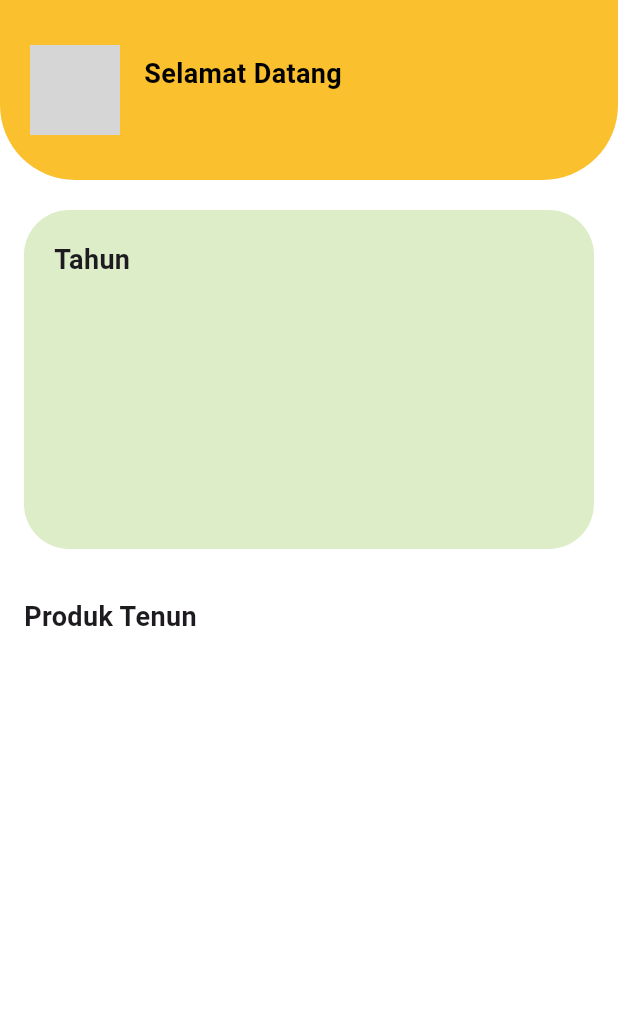
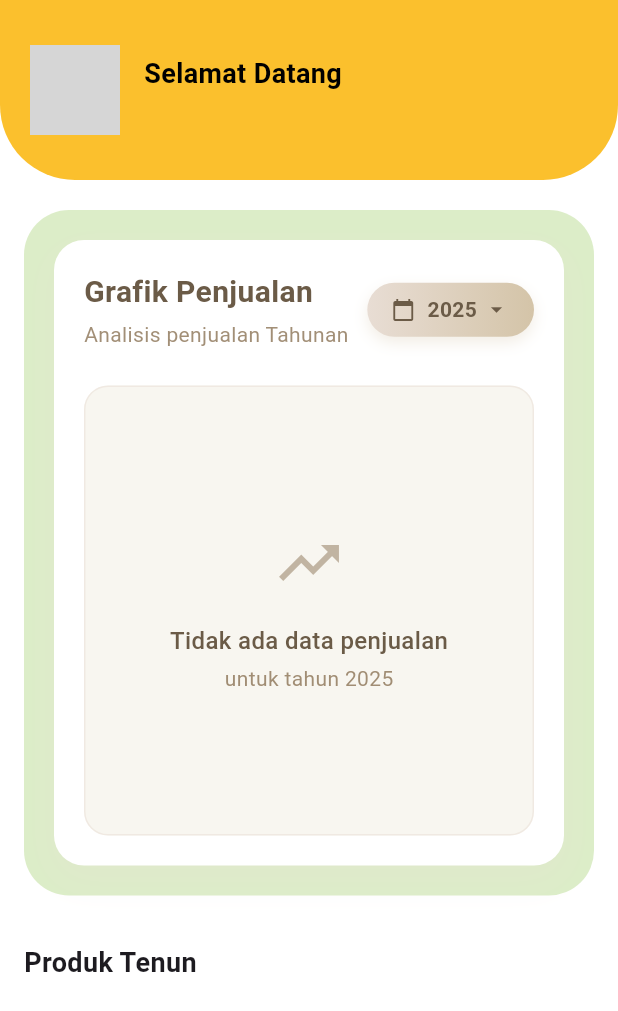
Before and after one commit to mahen10/TenunMobile, a Flutter app: the HomeContent widget shown alone on an empty page, opened directly with empty values, on a phone screen of 412 x 824 dp. Shown: the top 1011 px of the screen. Run offline on Flutter 3.47's test engine with Material 3 defaults, Android fonts, the light colour scheme and no system bars; our stand-ins replace fl_chart, google_fonts, image_picker, month_picker_dialog, pie_chart, shared_preferences; accounts and stored records are empty; network calls fail; grey boxes are pictures that could not be loaded.

Commit message:
push grafik home

```diff
--- a/lib/account_screen.dart
+++ b/lib/account_screen.dart
@@ -4,6 +4,7 @@ import 'package:google_fonts/google_fonts.dart';
 import 'package:http/http.dart' as http;
 import 'package:shared_preferences/shared_preferences.dart';
 import 'config.dart';
+
 
 class AccountScreen extends StatefulWidget {
   @override
@@ -53,6 +54,7 @@ class _AccountScreenState extends State<AccountScreen> {
     print('Token not found!');
   }
 }
+
 
   Future<void> _logout() async {
     final prefs = await SharedPreferences.getInstance();
--- a/lib/home_screen.dart
+++ b/lib/home_screen.dart
@@ -8,6 +8,7 @@ import 'config.dart';
 import 'package:intl/intl.dart';
 import 'transaction_screen.dart';
 import 'product_screen.dart'; // ✅ Ganti dari produk.dart ke product_screen.dart
+import 'package:tenunapp/widgets/yearly_sales_chart.dart';
 
 class HomeScreen extends StatefulWidget {
   @override
@@ -67,7 +68,7 @@ class _HomeScreenState extends State<HomeScreen> {
     TransactionScreen(),
     ProdukPage(), // ✅ Ini penting! jangan pakai dummy lagi
     ReportScreen(),
-    AccountScreen()
+    AccountScreen(),
   ];
 
   @override
@@ -184,19 +185,12 @@ class HomeContent extends StatelessWidget {
               child: Column(
                 crossAxisAlignment: CrossAxisAlignment.start,
                 children: [
-                  Text(
-                    'Tahun',
-                    style: TextStyle(fontSize: 18, fontWeight: FontWeight.bold),
-                  ),
-                  SizedBox(height: 10),
-                  Container(
-                    height: 150,
-                    child: CustomPaint(painter: BarChartPainter()),
-                  ),
+                  YearlySalesChart(), // <-- Ganti bar chart dummy jadi ini
                 ],
               ),
             ),
           ),
+
           Padding(
             padding: EdgeInsets.all(16),
             child: Column(
--- /dev/null
+++ b/lib/widgets/yearly_sales_chart.dart
@@ -0,0 +1,532 @@
+import 'dart:convert';
+import 'package:flutter/material.dart';
+import 'package:http/http.dart' as http;
+import 'package:shared_preferences/shared_preferences.dart';
+import 'package:fl_chart/fl_chart.dart';
+import 'package:intl/intl.dart';
+import '../../config.dart';
+
+class YearlySalesChart extends StatefulWidget {
+  @override
+  _YearlySalesChartState createState() => _YearlySalesChartState();
+}
+
+class _YearlySalesChartState extends State<YearlySalesChart> {
+  int selectedYear = DateTime.now().year;
+  List<dynamic> chartData = [];
+  bool isLoading = false;
+
+  @override
+  void initState() {
+    super.initState();
+    fetchChartData();
+  }
+
+  Future<void> fetchChartData() async {
+    final prefs = await SharedPreferences.getInstance();
+    final token = prefs.getString('auth_token');
+
+    if (token == null) {
+      print('Token tidak ditemukan');
+      return;
+    }
+
+    setState(() {
+      isLoading = true;
+    });
+
+    try {
+      final response = await http.get(
+        Uri.parse('${Config.apiUrl}/api/grafik-penjualan?tahun=$selectedYear'),
+        headers: {'Authorization': 'Bearer $token'},
+      );
+
+      print('API Response: ${response.body}');
+
+      if (response.statusCode == 200) {
+        final List<dynamic> data = json.decode(response.body);
+        setState(() {
+          chartData = data;
+        });
+      } else {
+        print('Gagal ambil data grafik: ${response.statusCode}');
+      }
+    } catch (e) {
+      print('Error: $e');
+    }
+
+    setState(() {
+      isLoading = false;
+    });
+  }
+
+  void _pickYear() async {
+    final pickedYear = await showDialog<int>(
+      context: context,
+      builder: (context) {
+        int tempYear = selectedYear;
+        return AlertDialog(
+          shape: RoundedRectangleBorder(
+            borderRadius: BorderRadius.circular(20),
+          ),
+          title: Text(
+            'Pilih Tahun',
+            style: TextStyle(
+              fontWeight: FontWeight.w600,
+              color: Color(0xFF6B5B47),
+            ),
+          ),
+          content: Container(
+            height: 250,
+            width: 100,
+            child: YearPicker(
+              firstDate: DateTime(2010),
+              lastDate: DateTime(DateTime.now().year + 10),
+              initialDate: DateTime(selectedYear),
+              selectedDate: DateTime(selectedYear),
+              onChanged: (dateTime) {
+                Navigator.of(context).pop(dateTime.year);
+              },
+            ),
+          ),
+        );
+      },
+    );
+
+    if (pickedYear != null && pickedYear != selectedYear) {
+      setState(() {
+        selectedYear = pickedYear;
+      });
+      await fetchChartData();
+    }
+  }
+
+  @override
+  Widget build(BuildContext context) {
+    return Container(
+      padding: EdgeInsets.all(20),
+      decoration: BoxDecoration(
+        color: Colors.white,
+        borderRadius: BorderRadius.circular(20),
+        boxShadow: [
+          BoxShadow(
+            color: Color(0xFFE8DDD4).withOpacity(0.3),
+            blurRadius: 20,
+            offset: Offset(0, 8),
+          ),
+        ],
+      ),
+      child: Column(
+        crossAxisAlignment: CrossAxisAlignment.start,
+        children: [
+          // Header section
+          Row(
+            mainAxisAlignment: MainAxisAlignment.spaceBetween,
+            children: [
+              Column(
+                crossAxisAlignment: CrossAxisAlignment.start,
+                children: [
+                  Text(
+                    "Grafik Penjualan",
+                    style: TextStyle(
+                      fontSize: 20,
+                      fontWeight: FontWeight.w600,
+                      color: Color(0xFF6B5B47),
+                    ),
+                  ),
+                  SizedBox(height: 4),
+                  Text(
+                    "Analisis penjualan Tahunan",
+                    style: TextStyle(
+                      fontSize: 14,
+                      color: Color(0xFF8B7355).withOpacity(0.8),
+                      fontWeight: FontWeight.w400,
+                    ),
+                  ),
+                ],
+              ),
+              Container(
+                padding: EdgeInsets.symmetric(horizontal: 16, vertical: 8),
+                decoration: BoxDecoration(
+                  gradient: LinearGradient(
+                    colors: [
+                      Color(0xFFE8DDD4),
+                      Color(0xFFD4C4A8),
+                    ],
+                  ),
+                  borderRadius: BorderRadius.circular(20),
+                  boxShadow: [
+                    BoxShadow(
+                      color: Color(0xFFD4C4A8).withOpacity(0.3),
+                      blurRadius: 8,
+                      offset: Offset(0, 4),
+                    ),
+                  ],
+                ),
+                child: InkWell(
+                  onTap: _pickYear,
+                  borderRadius: BorderRadius.circular(20),
+                  child: Row(
+                    mainAxisSize: MainAxisSize.min,
+                    children: [
+                      Icon(
+                        Icons.calendar_today,
+                        size: 16,
+                        color: Color(0xFF6B5B47),
+                      ),
+                      SizedBox(width: 8),
+                      Text(
+                        selectedYear.toString(),
+                        style: TextStyle(
+                          fontWeight: FontWeight.w600,
+                          color: Color(0xFF6B5B47),
+                        ),
+                      ),
+                      SizedBox(width: 4),
+                      Icon(
+                        Icons.arrow_drop_down,
+                        size: 18,
+                        color: Color(0xFF6B5B47),
+                      ),
+                    ],
+                  ),
+                ),
+              ),
+            ],
+          ),
+
+          SizedBox(height: 24),
+
+          // Chart section
+          Container(
+            height: 300,
+            decoration: BoxDecoration(
+              color: Color(0xFFF8F6F0),
+              borderRadius: BorderRadius.circular(16),
+              border: Border.all(
+                color: Color(0xFFE8DDD4).withOpacity(0.5),
+                width: 1,
+              ),
+            ),
+            padding: EdgeInsets.all(16),
+            child: isLoading
+                ? Center(
+                    child: Column(
+                      mainAxisAlignment: MainAxisAlignment.center,
+                      children: [
+                        Container(
+                          width: 40,
+                          height: 40,
+                          child: CircularProgressIndicator(
+                            strokeWidth: 3,
+                            valueColor: AlwaysStoppedAnimation<Color>(
+                              Color(0xFF8B7355),
+                            ),
+                          ),
+                        ),
+                        SizedBox(height: 16),
+                        Text(
+                          "Memuat data...",
+                          style: TextStyle(
+                            color: Color(0xFF8B7355),
+                            fontSize: 14,
+                          ),
+                        ),
+                      ],
+                    ),
+                  )
+                : chartData.isEmpty
+                    ? Center(
+                        child: Column(
+                          mainAxisAlignment: MainAxisAlignment.center,
+                          children: [
+                            Icon(
+                              Icons.trending_up,
+                              size: 48,
+                              color: Color(0xFF8B7355).withOpacity(0.5),
+                            ),
+                            SizedBox(height: 16),
+                            Text(
+                              "Tidak ada data penjualan",
+                              style: TextStyle(
+                                fontSize: 16,
+                                fontWeight: FontWeight.w500,
+                                color: Color(0xFF6B5B47),
+                              ),
+                            ),
+                            SizedBox(height: 4),
+                            Text(
+                              "untuk tahun ${selectedYear}",
+                              style: TextStyle(
+                                fontSize: 14,
+                                color: Color(0xFF8B7355).withOpacity(0.8),
+                              ),
+                            ),
+                          ],
+                        ),
+                      )
+                    : LineChart(
+                        LineChartData(
+                          lineBarsData: [
+                            LineChartBarData(
+                              spots: chartData.map((e) {
+                                final bulan = (e['bulan'] as int).toDouble();
+                                final total = num.tryParse(
+                                  e['total_penjualan'].toString(),
+                                )?.toDouble() ?? 0.0;
+                                return FlSpot(bulan, total);
+                              }).toList(),
+                              isCurved: true,
+                              color: Color(0xFF8B7355),
+                              gradient: LinearGradient(
+                                colors: [
+                                  Color(0xFF8B7355),
+                                  Color(0xFFB8A082),
+                                ],
+                              ),
+                              dotData: FlDotData(
+                                show: true,
+                                getDotPainter: (spot, percent, barData, index) {
+                                  return FlDotCirclePainter(
+                                    radius: 4,
+                                    color: Color(0xFF6B5B47),
+                                    strokeWidth: 2,
+                                    strokeColor: Colors.white,
+                                  );
+                                },
+                              ),
+                              barWidth: 3,
+                              belowBarData: BarAreaData(
+                                show: true,
+                                gradient: LinearGradient(
+                                  colors: [
+                                    Color(0xFF8B7355).withOpacity(0.3),
+                                    Color(0xFF8B7355).withOpacity(0.1),
+                                  ],
+                                  begin: Alignment.topCenter,
+                                  end: Alignment.bottomCenter,
+                                ),
+                              ),
+                            ),
+                          ],
+                          borderData: FlBorderData(
+                            show: true,
+                            border: Border.all(
+                              color: Color(0xFFE8DDD4),
+                              width: 1,
+                            ),
+                          ),
+                          gridData: FlGridData(
+                            show: true,
+                            drawVerticalLine: false,
+                            horizontalInterval: null,
+                            getDrawingHorizontalLine: (value) => FlLine(
+                              color: Color(0xFFE8DDD4).withOpacity(0.5),
+                              strokeWidth: 1,
+                            ),
+                          ),
+                          titlesData: FlTitlesData(
+                            leftTitles: AxisTitles(
+                              sideTitles: SideTitles(
+                                showTitles: true,
+                                reservedSize: 60,
+                                getTitlesWidget: (value, meta) {
+                                  return Text(
+                                    NumberFormat.compactCurrency(
+                                      locale: 'id_ID',
+                                      symbol: 'Rp ',
+                                      decimalDigits: 0,
+                                    ).format(value),
+                                    style: TextStyle(
+                                      fontSize: 10,
+                                      color: Color(0xFF8B7355),
+                                      fontWeight: FontWeight.w500,
+                                    ),
+                                  );
+                                },
+                              ),
+                            ),
+                            bottomTitles: AxisTitles(
+                              sideTitles: SideTitles(
+                                showTitles: true,
+                                reservedSize: 32,
+                                interval: 1,
+                                getTitlesWidget: (value, meta) {
+                                  const months = [
+                                    '',
+                                    'Jan',
+                                    'Feb',
+                                    'Mar',
+                                    'Apr',
+                                    'Mei',
+                                    'Jun',
+                                    'Jul',
+                                    'Agu',
+                                    'Sep',
+                                    'Okt',
+                                    'Nov',
+                                    'Des',
+                                  ];
+                                  String month = '';
+                                  if (value.toInt() >= 1 && value.toInt() <= 12) {
+                                    month = months[value.toInt()];
+                                  }
+                                  return Container(
+                                    padding: EdgeInsets.only(top: 8),
+                                    child: Text(
+                                      month,
+                                      style: TextStyle(
+                                        fontSize: 11,
+                                        color: Color(0xFF8B7355),
+                                        fontWeight: FontWeight.w500,
+                                      ),
+                                    ),
+                                  );
+                                },
+                              ),
+                            ),
+                            topTitles: AxisTitles(
+                              sideTitles: SideTitles(showTitles: false),
+                            ),
+                            rightTitles: AxisTitles(
+                              sideTitles: SideTitles(showTitles: false),
+                            ),
+                          ),
+                          minX: 1,
+                          maxX: 12,
+                          minY: 0,
+                          lineTouchData: LineTouchData(
+                            touchTooltipData: LineTouchTooltipData(
+                              tooltipBgColor: Color(0xFF6B5B47),
+                              tooltipRoundedRadius: 12,
+                              tooltipPadding: EdgeInsets.symmetric(
+                                horizontal: 12,
+                                vertical: 8,
+                              ),
+                              getTooltipItems: (touchedSpots) {
+                                return touchedSpots.map((spot) {
+                                  const months = [
+                                    '',
+                                    'Januari',
+                                    'Februari',
+                                    'Maret',
+                                    'April',
+                                    'Mei',
+                                    'Juni',
+                                    'Juli',
+                                    'Agustus',
+                                    'September',
+                                    'Oktober',
+                                    'November',
+                                    'Desember',
+                                  ];
+                                  final month = months[spot.x.toInt()];
+                                  final value = NumberFormat.currency(
+                                    locale: 'id_ID',
+                                    symbol: 'Rp ',
+                                    decimalDigits: 0,
+                                  ).format(spot.y);
+
+                                  return LineTooltipItem(
+                                    '${month}\n${value}',
+                                    TextStyle(
+                                      color: Colors.white,
+                                      fontWeight: FontWeight.w500,
+                                      fontSize: 12,
+                                    ),
+                                  );
+                                }).toList();
+                              },
+                            ),
+                            handleBuiltInTouches: true,
+                          ),
+                        ),
+                      ),
+          ),
+
+          // Summary section
+          if (chartData.isNotEmpty) ...[
+            SizedBox(height: 20),
+            Container(
+              padding: EdgeInsets.all(16),
+              decoration: BoxDecoration(
+                color: Color(0xFFF8F6F0),
+                borderRadius: BorderRadius.circular(12),
+                border: Border.all(
+                  color: Color(0xFFE8DDD4).withOpacity(0.5),
+                  width: 1,
+                ),
+              ),
+              child: Row(
+                mainAxisAlignment: MainAxisAlignment.spaceAround,
+                children: [
+                  _buildSummaryItem(
+                    'Total Penjualan',
+                    NumberFormat.currency(
+                      locale: 'id_ID',
+                      symbol: 'Rp ',
+                      decimalDigits: 0,
+                    ).format(
+                      chartData.fold(0.0, (sum, item) =>
+                        sum + (num.tryParse(item['total_penjualan'].toString()) ?? 0)
+                      ),
+                    ),
+                    Icons.trending_up,
+                  ),
+                  Container(
+                    width: 1,
+                    height: 40,
+                    color: Color(0xFFE8DDD4),
+                  ),
+                  _buildSummaryItem(
+                    'Rata-rata/Bulan',
+                    NumberFormat.currency(
+                      locale: 'id_ID',
+                      symbol: 'Rp ',
+                      decimalDigits: 0,
+                    ).format(
+                      chartData.fold(0.0, (sum, item) =>
+                        sum + (num.tryParse(item['total_penjualan'].toString()) ?? 0)
+                      ) / (chartData.length > 0 ? chartData.length : 1),
+                    ),
+                    Icons.analytics,
+                  ),
+                ],
+              ),
+            ),
+          ],
+        ],
+      ),
+    );
+  }
+
+  Widget _buildSummaryItem(String label, String value, IconData icon) {
+    return Column(
+      children: [
+        Icon(
+          icon,
+          size: 24,
+          color: Color(0xFF8B7355),
+        ),
+        SizedBox(height: 8),
+        Text(
+          label,
+          style: TextStyle(
+            fontSize: 12,
+            color: Color(0xFF8B7355).withOpacity(0.8),
+            fontWeight: FontWeight.w400,
+          ),
+        ),
+        SizedBox(height: 4),
+        Text(
+          value,
+          style: TextStyle(
+            fontSize: 14,
+            fontWeight: FontWeight.w600,
+            color: Color(0xFF6B5B47),
+          ),
+        ),
+      ],
+    );
+  }
+}
```
Lines whose indentation alone changed are shown as unchanged.
